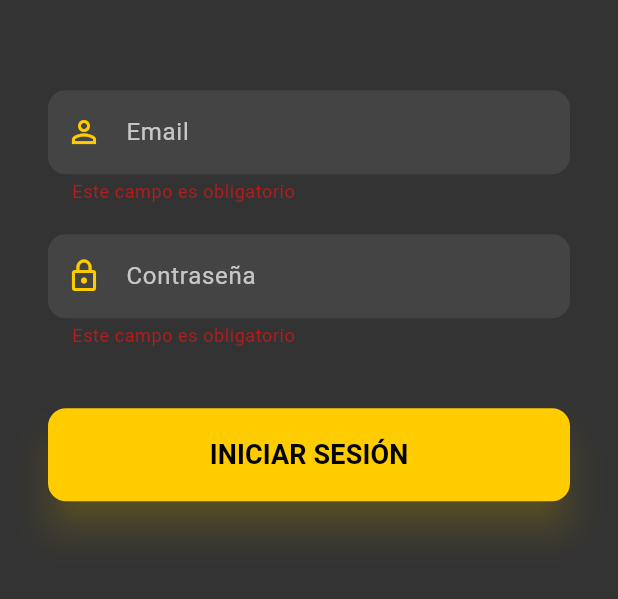
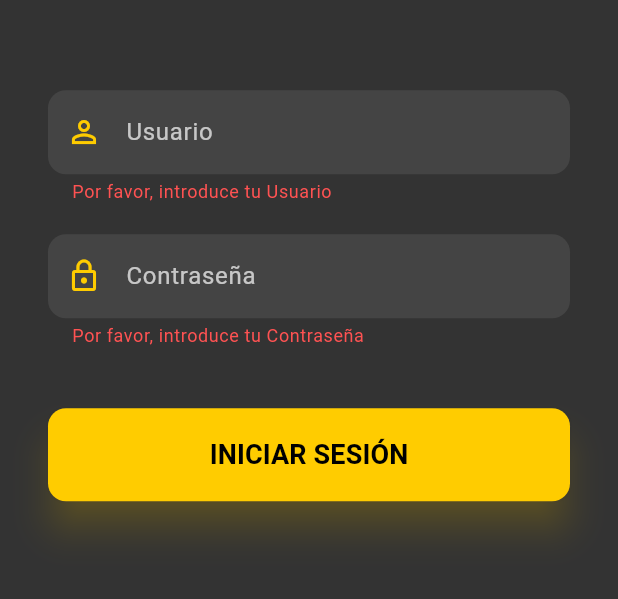
Before and after one commit to OsTj03/GymMaster, a Flutter app: the screen it shows after launch, after a tap on "INICIAR SESIÓN", on a phone screen of 412 x 824 dp, the part 461-1060 px from its top. Run offline on Flutter 3.47's test engine with Material 3 defaults, Android fonts, the phone set to English and light mode, and no system bars; our stand-ins replace auto_route, dio.

Commit message:
refactor: mejorar la pantalla de inicio de sesión y agregar servicio de autenticación
chore: actualizar dependencias y eliminar archivos innecesarios

```diff
--- a/lib/Pantallas/Login.dart
+++ b/lib/Pantallas/Login.dart
@@ -1,33 +1,42 @@
 import 'package:flutter/material.dart';
 import 'package:auto_route/auto_route.dart';
+import 'package:gymmaster/data/authentication_service.dart';
 import 'package:gymmaster/routes.gr.dart';
 import '../apps_colors.dart';
 
 @RoutePage()
 class LoginScreen extends StatefulWidget {
-  final Function()? onLoginSuccess;
-
-  const LoginScreen({super.key, this.onLoginSuccess});
+  const LoginScreen({super.key, Function()? onLoginSuccess});
 
   @override
   State<LoginScreen> createState() => _LoginScreenState();
 }
 
 class _LoginScreenState extends State<LoginScreen> {
-  final _formKey = GlobalKey<FormState>();
-  final _emailController = TextEditingController();
-  final _passwordController = TextEditingController();
 
-  @override
-  void dispose() {
-    _emailController.dispose();
-    _passwordController.dispose();
-    super.dispose();
-  }
+  final AuthenticationService _authenticationService = AuthenticationService();
+  final Map<String, String> formData = {};
 
-  void _login() {
-    if (_formKey.currentState!.validate()) {
-      context.router.replace(const MainLayoutRoute(children: [PantallaRoute()]));
+  final GlobalKey<FormState> formState = GlobalKey<FormState>();
+
+  Future<void> submit() async {
+    if (!formState.currentState!.validate()) {
+      debugPrint("Formulario no válido. Por favor, corrige");
+      return;
+    }
+    try {
+      final String usuario = formData['nombre_Usuario'] ?? '';
+      final String password = formData['contraseña'] ?? '';
+      await _authenticationService.login(usuario, password);
+
+      debugPrint("Inicio de sesión exitoso para: $usuario");
+
+      if (mounted) {
+        context.router.replace(PantallaRoute());
+    }
+    }
+    on Exception catch (e) {
+      debugPrint("Error al iniciar sesión: $e");
     }
   }
 
@@ -51,10 +60,11 @@ class _LoginScreenState extends State<LoginScreen> {
               );
             },
             child: Form(
-              key: _formKey,
+              key: formState,
               child: Column(
                 mainAxisAlignment: MainAxisAlignment.center,
                 children: <Widget>[
+                  // Icono del logo
                   Icon(
                     Icons.fitness_center,
                     color: AppsColors.primaryAccentColor,
@@ -62,27 +72,28 @@ class _LoginScreenState extends State<LoginScreen> {
                   ),
                   const SizedBox(height: 16),
 
+                  // Título de la aplicación
                   Text(
                     'GYM MASTER',
                     style: TextStyle(
                       fontSize: 34,
                       fontWeight: FontWeight.w900,
-                      color:AppsColors.primaryAccentColor,
+                      color: AppsColors.primaryAccentColor,
                       letterSpacing: 2,
                     ),
                   ),
                   const SizedBox(height: 60),
 
                   _buildTextInput(
-                    controller: _emailController,
-                    labelText: 'Email',
+                    keyName: 'usuario',
+                    labelText: 'Usuario',
                     icon: Icons.person_outline,
                     keyboardType: TextInputType.emailAddress,
                   ),
                   const SizedBox(height: 20),
 
                   _buildTextInput(
-                    controller: _passwordController,
+                    keyName: 'contraseña',
                     labelText: 'Contraseña',
                     icon: Icons.lock_outline,
                     obscureText: true,
@@ -92,7 +103,7 @@ class _LoginScreenState extends State<LoginScreen> {
                   SizedBox(
                     width: double.infinity,
                     child: ElevatedButton(
-                      onPressed: _login,
+                      onPressed: submit,
                       style: ElevatedButton.styleFrom(
                         foregroundColor: AppsColors.accent,
                         backgroundColor: AppsColors.primaryAccentColor,
@@ -120,20 +131,19 @@ class _LoginScreenState extends State<LoginScreen> {
   }
 
   Widget _buildTextInput({
-    required TextEditingController controller,
+    required String keyName,
     required String labelText,
     required IconData icon,
     TextInputType keyboardType = TextInputType.text,
     bool obscureText = false,
   }) {
     return TextFormField(
-      controller: controller,
       keyboardType: keyboardType,
       obscureText: obscureText,
       style: const TextStyle(color: Colors.white),
       decoration: InputDecoration(
         labelText: labelText,
-        labelStyle: TextStyle(color: Colors.white70),
+        labelStyle: const TextStyle(color: Colors.white70),
         border: OutlineInputBorder(
           borderRadius: BorderRadius.circular(12),
           borderSide: BorderSide.none,
@@ -145,16 +155,22 @@ class _LoginScreenState extends State<LoginScreen> {
           borderRadius: BorderRadius.circular(12),
           borderSide: BorderSide(color: AppsColors.primaryAccentColor, width: 2),
         ),
-        enabledBorder: OutlineInputBorder(
-          borderRadius: BorderRadius.circular(12),
+        enabledBorder: const OutlineInputBorder(
+          borderRadius: BorderRadius.all(Radius.circular(12)),
           borderSide: BorderSide(color: Colors.transparent),
         ),
+        errorStyle: const TextStyle(color: Colors.redAccent),
       ),
+
       validator: (value) {
         if (value == null || value.isEmpty) {
-          return 'Este campo es obligatorio';
+          return 'Por favor, introduce tu $labelText';
         }
         return null;
+      },
+
+      onChanged: (value) {
+        formData[keyName] = value;
       },
     );
   }
--- a/lib/Pantallas/compras_page.dart
+++ b/lib/Pantallas/compras_page.dart
@@ -1,8 +1,8 @@
 import 'package:flutter/material.dart';
 import 'package:auto_route/auto_route.dart';
 import 'package:gymmaster/routes.gr.dart';
-import '../registrocompra.dart';
-import '../listaproductos.dart';
+import '../data/registrocompra.dart';
+import '../data/listaproductos.dart';
 import '../Widgets/vistacompras.dart';
 
 @RoutePage()
--- a/lib/Pantallas/producto_page.dart
+++ b/lib/Pantallas/producto_page.dart
@@ -1,7 +1,7 @@
 import 'package:flutter/widgets.dart';
 import 'package:auto_route/auto_route.dart';
 import 'package:gymmaster/routes.gr.dart';
-import '../../listaproductos.dart';
+import '../data/listaproductos.dart';
 import '../../Widgets/vista_producto.dart';
 
 @RoutePage()
--- a/lib/Widgets/vistacompras.dart
+++ b/lib/Widgets/vistacompras.dart
@@ -1,5 +1,5 @@
 import 'package:flutter/material.dart';
-import '../registrocompra.dart';
+import '../data/registrocompra.dart';
 import '../apps_colors.dart';
 class VistaCompra extends StatelessWidget {
   const VistaCompra({
--- a/lib/routes.dart
+++ b/lib/routes.dart
@@ -7,7 +7,6 @@ import 'Pantallas/pantalla_inicio.dart';
 import 'Pantallas/inventario.dart';
 import 'Pantallas/producto_page.dart';
 import 'Pantallas/compras_page.dart';
-
 
 @AutoRouterConfig(replaceInRouteName: 'Screen|Page,Route')
 class AppRouter extends RootStackRouter {
--- a/pubspec.yaml
+++ b/pubspec.yaml
@@ -11,6 +11,7 @@ dependencies:
     sdk: flutter
   auto_route: ^10.1.2
   http: ^1.5.0
+  dio: ^5.9.0
 
 dev_dependencies:
   flutter_test:
```
Also changed, not shown: lib/Widgets/vista_producto.dart (+11 -8 lines), lib/data/authentication_service.dart (added, +54 -0 lines), lib/data/listaproductos.dart (renamed from lib/listaproductos.dart), lib/data/registrocompra.dart (renamed from lib/registrocompra.dart), pubspec.lock, 1 other file.
